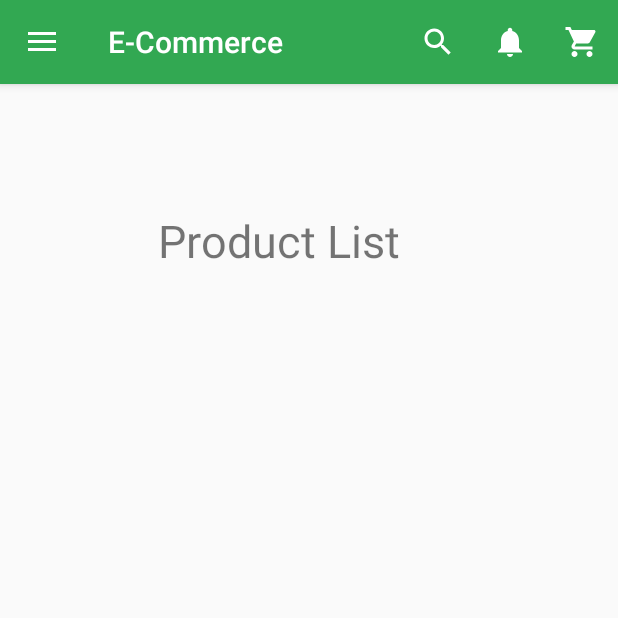
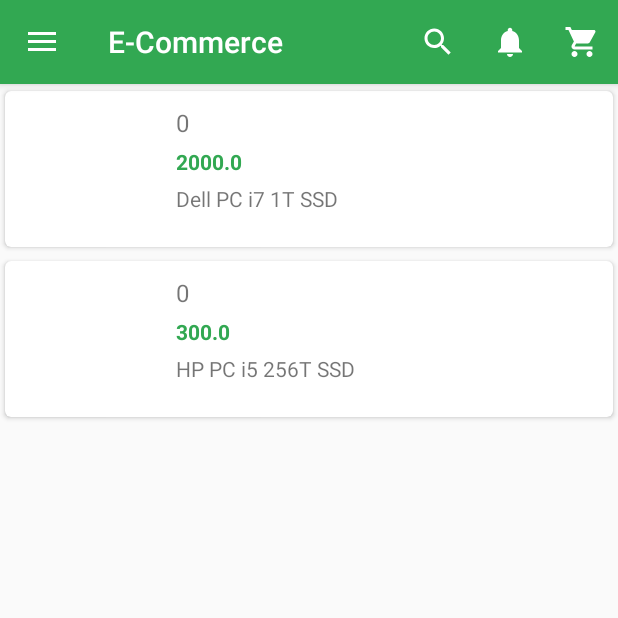
Before and after one commit to rfire12/e-commerce, an Android app: the fragment ProductListFragment placed in its activity, on a phone screen of 412 x 824 dp, the top half of it. Run offline under Robolectric (Android 15) with nearby library versions, the phone set to English and light mode, and no system bars.

Commit message:
add product list recycler

```diff
--- /dev/null
+++ b/app/src/main/java/com/example/e_commerce/Adapter/ProductAdapter.java
@@ -0,0 +1,86 @@
+package com.example.e_commerce.Adapter;
+
+import android.content.Context;
+import android.graphics.Bitmap;
+import android.graphics.BitmapFactory;
+import android.util.Base64;
+import android.view.LayoutInflater;
+import android.view.View;
+import android.view.ViewGroup;
+import android.widget.ImageView;
+import android.widget.TextView;
+
+import androidx.annotation.NonNull;
+import androidx.recyclerview.widget.RecyclerView;
+
+import com.example.e_commerce.Models.Product;
+import com.example.e_commerce.R;
+
+import java.util.ArrayList;
+
+public class ProductAdapter extends RecyclerView.Adapter<ProductAdapter.ViewHolder> implements View.OnClickListener {
+    LayoutInflater inflater;
+    ArrayList<Product> model;
+
+    private View.OnClickListener listener;
+
+    public ProductAdapter(Context context, ArrayList<Product> model){
+        this.inflater = LayoutInflater.from(context);
+        this.model = model;
+    }
+
+    @NonNull
+    @Override
+    public ViewHolder onCreateViewHolder(@NonNull ViewGroup parent, int viewType) {
+        View view = inflater.inflate(R.layout.product_list_layout, parent, false);
+        view.setOnClickListener(this);
+        return new ViewHolder(view);
+    }
+
+    public void setOnclickListener(View.OnClickListener listener) {
+        this.listener = listener;
+    }
+
+    @Override
+    public void onBindViewHolder(@NonNull ViewHolder holder, int position) {
+        int productId = model.get(position).getId();
+        float productPrice = model.get(position).getPrice();
+        String description = model.get(position).getName() + ' ' + model.get(position).getDescription();
+        String imageBase64 = model.get(position).getImage();
+
+        holder.productIdView.setText(Integer.toString(productId));
+        holder.productPriceView.setText(Float.toString(productPrice));
+        holder.productDescriptionView.setText(description);
+
+        // Base 64 here
+        /*byte[] decodedString = Base64.decode(imageBase64, Base64.DEFAULT);
+        Bitmap decodedByte = BitmapFactory.decodeByteArray(decodedString, 0, decodedString.length);
+        holder.productImageView.setImageBitmap(decodedByte);*/
+    }
+
+
+    @Override
+    public int getItemCount() {
+        return model.size();
+    }
+
+    @Override
+    public void onClick(View view) {
+        if(listener!=null){
+            listener.onClick(view);
+        }
+    }
+
+    public class ViewHolder extends RecyclerView.ViewHolder {
+        ImageView productImageView;
+        TextView productIdView, productPriceView, productDescriptionView;
+
+        public ViewHolder(@NonNull final View view) {
+            super(view);
+            productIdView = view.findViewById(R.id.productIdView);
+            productPriceView = view.findViewById(R.id.productPriceView);
+            productDescriptionView = view.findViewById(R.id.productDescriptionView);
+            productImageView = view.findViewById(R.id.productImageView);
+        }
+    }
+}
--- a/app/src/main/java/com/example/e_commerce/Fragments/ProductFragment.java
+++ b/app/src/main/java/com/example/e_commerce/Fragments/ProductFragment.java
@@ -8,10 +8,19 @@ import android.view.ViewGroup;
 import androidx.annotation.NonNull;
 import androidx.annotation.Nullable;
 import androidx.fragment.app.Fragment;
+import androidx.recyclerview.widget.RecyclerView;
 
+import com.example.e_commerce.Adapter.ProductAdapter;
+import com.example.e_commerce.Models.Product;
 import com.example.e_commerce.R;
 
+import java.util.ArrayList;
+
 public class ProductFragment extends Fragment {
+
+    ProductAdapter productAdapter;
+    RecyclerView recyclerView;
+    ArrayList<Product> productList;
 
     @Nullable
     @Override
--- a/app/src/main/java/com/example/e_commerce/Fragments/ProductListFragment.java
+++ b/app/src/main/java/com/example/e_commerce/Fragments/ProductListFragment.java
@@ -8,14 +8,52 @@ import android.view.ViewGroup;
 import androidx.annotation.NonNull;
 import androidx.annotation.Nullable;
 import androidx.fragment.app.Fragment;
+import androidx.recyclerview.widget.LinearLayoutManager;
+import androidx.recyclerview.widget.RecyclerView;
 
+import com.example.e_commerce.Adapter.ProductAdapter;
+import com.example.e_commerce.Models.Product;
 import com.example.e_commerce.R;
 
+import java.util.ArrayList;
+
 public class ProductListFragment extends Fragment {
+
+    ProductAdapter productAdapter;
+    RecyclerView recyclerView;
+    ArrayList<Product> productList;
 
     @Nullable
     @Override
     public View onCreateView(@NonNull LayoutInflater inflater, @Nullable ViewGroup container, @Nullable Bundle savedInstanceState) {
-        return inflater.inflate(R.layout.product_list_fragment, container, false);
+        View view = inflater.inflate(R.layout.product_list_fragment, container, false);
+        recyclerView = view.findViewById(R.id.recyclerView);
+        productList = new ArrayList<>();
+
+        loadProducts();
+        displayData();
+        return view;
+    }
+
+    public void loadProducts(){
+        productList.add(new Product("Dell PC","i7 1T SSD",2000, null, 0));
+        productList.add(new Product("HP PC","i5 256T SSD",300, null, 0));
+    }
+
+    private void displayData(){
+        recyclerView.setLayoutManager(new LinearLayoutManager(getContext()));
+        productAdapter = new ProductAdapter(getContext(), productList);
+        recyclerView.setAdapter(productAdapter);
+
+        /*productAdapter.setOnclickListener(new View.OnClickListener() {
+            @Override
+            public void onClick(View view) {
+                String nombre = productList.get(recyclerView.getChildAdapterPosition(view)).getName();
+                txtnombre.setText(nombre);
+                Toast.makeText(getContext(), "Seleccionó: "+listaPersonas.get(recyclerViewPersonas.getChildAdapterPosition(view)).getNombre(), Toast.LENGTH_SHORT).show();
+
+                interfaceComunicaFragments.enviarPersona(listaPersonas.get(recyclerViewPersonas.getChildAdapterPosition(view)));
+            }
+        });*/
     }
 }
--- a/app/src/main/res/layout/product_list_fragment.xml
+++ b/app/src/main/res/layout/product_list_fragment.xml
@@ -1,19 +1,18 @@
 <?xml version="1.0" encoding="utf-8"?>
-<androidx.constraintlayout.widget.ConstraintLayout
+<androidx.appcompat.widget.LinearLayoutCompat
     xmlns:android="http://schemas.android.com/apk/res/android"
     xmlns:app="http://schemas.android.com/apk/res-auto"
     xmlns:tools="http://schemas.android.com/tools"
+    android:orientation="vertical"
     android:layout_width="match_parent"
     android:layout_height="match_parent">
 
-    <TextView
-        android:id="@+id/textView9"
-        android:layout_width="202dp"
-        android:layout_height="51dp"
-        android:layout_marginTop="84dp"
-        android:text="Product List"
-        android:textSize="30sp"
+    <androidx.recyclerview.widget.RecyclerView
+        android:layout_width="match_parent"
+        android:layout_height="wrap_content"
+        android:id="@+id/recyclerView"
         app:layout_constraintEnd_toEndOf="parent"
         app:layout_constraintStart_toStartOf="parent"
-        app:layout_constraintTop_toTopOf="parent" />
-</androidx.constraintlayout.widget.ConstraintLayout>
+        app:layout_constraintTop_toTopOf="parent"
+        />
+</androidx.appcompat.widget.LinearLayoutCompat>
--- /dev/null
+++ b/app/src/main/res/layout/product_list_layout.xml
@@ -0,0 +1,56 @@
+<?xml version="1.0" encoding="utf-8"?>
+<androidx.cardview.widget.CardView xmlns:android="http://schemas.android.com/apk/res/android"
+    xmlns:app="http://schemas.android.com/apk/res-auto"
+    xmlns:tools="http://schemas.android.com/tools"
+    android:layout_width="match_parent"
+    android:layout_height="wrap_content"
+    app:cardCornerRadius="4dp"
+    app:cardUseCompatPadding="true">
+
+    <RelativeLayout
+        android:id="@+id/productLayout"
+        android:layout_width="match_parent"
+        android:layout_height="wrap_content"
+        android:padding="10dp">
+
+        <ImageView
+            android:id="@+id/productImageView"
+            android:layout_width="94dp"
+            android:layout_height="84dp"
+            tools:srcCompat="@tools:sample/avatars" />
+
+        <TextView
+            android:id="@+id/productIdView"
+            android:layout_width="156dp"
+            android:layout_height="wrap_content"
+            android:layout_marginLeft="10dp"
+            android:layout_toEndOf="@id/productImageView"
+            android:layout_toRightOf="@id/productImageView"
+            android:text="TextView"
+            android:textSize="16dp" />
+
+        <TextView
+            android:id="@+id/productPriceView"
+            android:layout_width="wrap_content"
+            android:layout_height="wrap_content"
+            android:layout_below="@id/productIdView"
+            android:layout_marginLeft="10dp"
+            android:layout_marginTop="5dp"
+            android:layout_toEndOf="@id/productImageView"
+            android:layout_toRightOf="@id/productImageView"
+            android:text="TextView"
+            android:textColor="@color/green"
+            android:textStyle="bold" />
+
+        <TextView
+            android:id="@+id/productDescriptionView"
+            android:layout_width="270dp"
+            android:layout_height="32dp"
+            android:layout_below="@id/productPriceView"
+            android:layout_marginLeft="10dp"
+            android:layout_marginTop="5dp"
+            android:layout_toEndOf="@id/productImageView"
+            android:layout_toRightOf="@id/productImageView"
+            android:text="TextView" />
+    </RelativeLayout>
+</androidx.cardview.widget.CardView>
```
